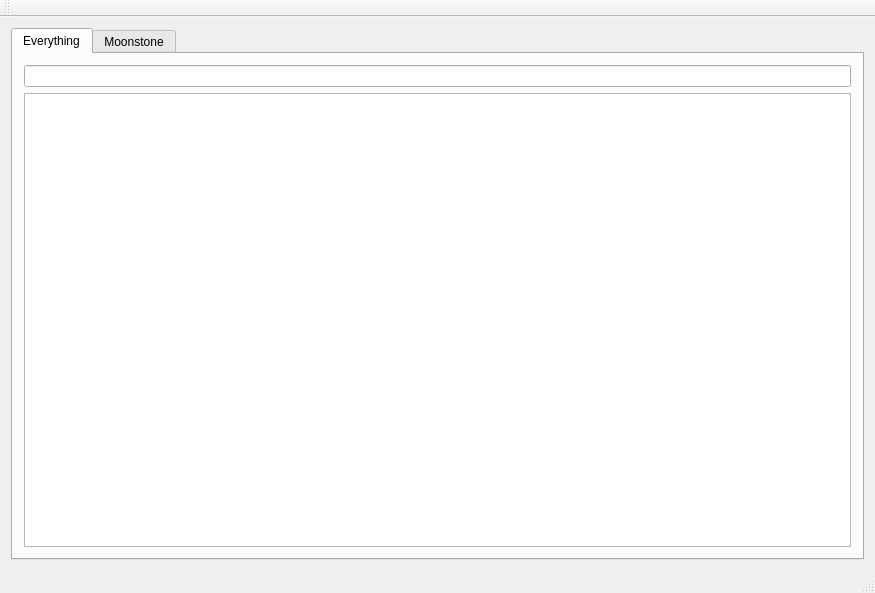
This is src/everything/mainwindow.ui in xinyazhang/oldstuff-moonstone as Qt 5 draws it before an edit. The edited form follows.
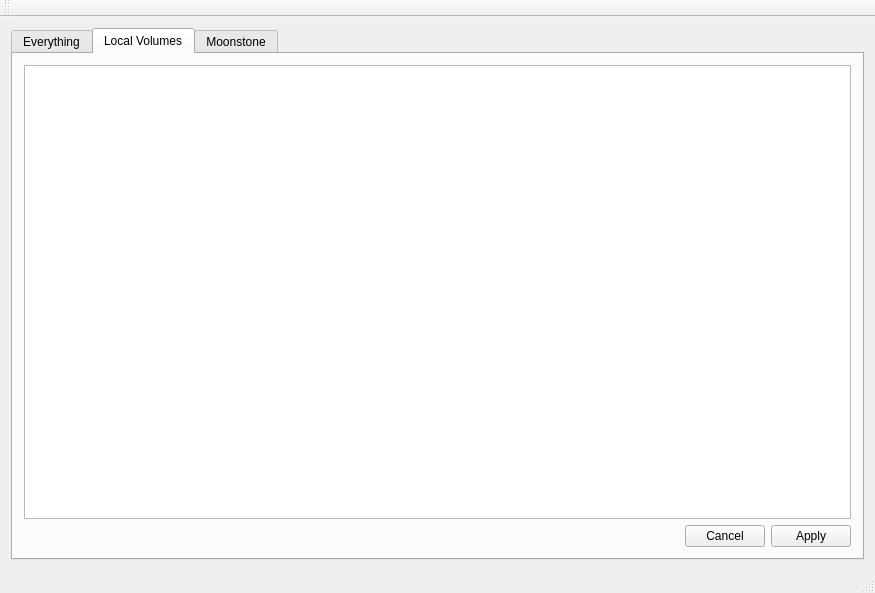
This is the edited form.

What changed in the file:
```diff
--- a/src/everything/mainwindow.ui
+++ b/src/everything/mainwindow.ui
@@ -24,7 +24,7 @@
     <item>
      <widget class="QTabWidget" name="tabWidget">
       <property name="currentIndex">
-       <number>0</number>
+       <number>1</number>
       </property>
       <property name="elideMode">
        <enum>Qt::ElideNone</enum>
@@ -42,6 +42,23 @@
         </item>
        </layout>
       </widget>
+      <widget class="QWidget" name="tab">
+       <attribute name="title">
+        <string>Local Volumes</string>
+       </attribute>
+       <layout class="QVBoxLayout" name="verticalLayout_3">
+        <item>
+         <widget class="QListView" name="volume_lists"/>
+        </item>
+        <item>
+         <widget class="QDialogButtonBox" name="buttonBox">
+          <property name="standardButtons">
+           <set>QDialogButtonBox::Apply|QDialogButtonBox::Cancel</set>
+          </property>
+         </widget>
+        </item>
+       </layout>
+      </widget>
       <widget class="QWidget" name="moonstone">
        <attribute name="title">
         <string>Moonstone</string>
```
Left out of the diff: 2 changed lines with no effect on the pictures.
